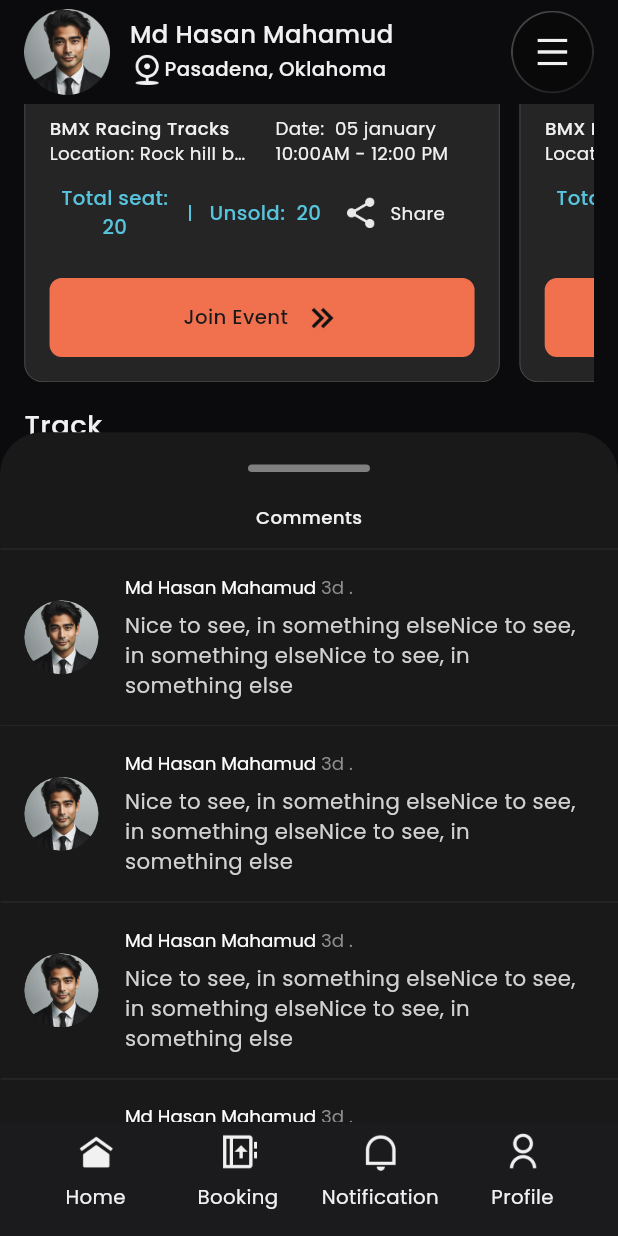
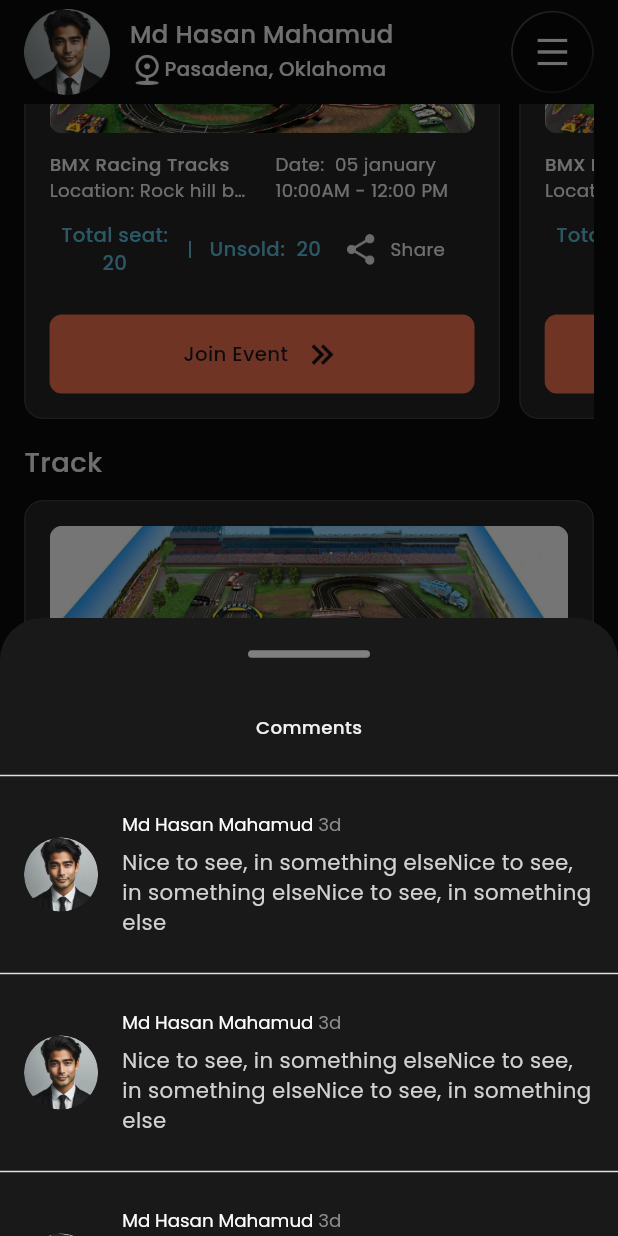
Before and after one commit to moury12/My-Tracks, a Flutter app: the BottomNavigationScreen screen opened by its route, scrolled down 576 dp, after a tap on "120", on a phone screen of 412 x 824 dp. Run offline on Flutter 3.47's test engine with Material 3 defaults, Android fonts, the phone set to English and light mode, and no system bars; our stand-ins replace device_preview, flutter_rating_bar, flutter_screenutil, get, google_fonts, google_maps_flutter and 4 more.

Commit message:
fix: some responsive issue

```diff
--- a/lib/core/binding/auth_binding.dart
+++ b/lib/core/binding/auth_binding.dart
@@ -11,7 +11,7 @@ class AuthBinding extends Bindings{
 }class ProfileBinding extends Bindings{
   @override
   void dependencies() {
-    Get.lazyPut<AuthController>(() => AuthController(), fenix: true);
+    Get.put<ProfileController>( ProfileController(), permanent: true);
 
   }
 
--- a/lib/core/components/custom_textfield.dart
+++ b/lib/core/components/custom_textfield.dart
@@ -125,7 +125,8 @@ class _CustomTextFieldState extends State<CustomTextField> {
             obscureText: widget.isPassword ? obscureText : false,
             validator: widget.validator,
             decoration: InputDecoration(
-              contentPadding:EdgeInsets.symmetric(horizontal: 16.sp, vertical: widget.maxLines!>1?12.h:0), // Adjust vertical padding
+
+              contentPadding:EdgeInsets.symmetric(horizontal: 16.sp, vertical: widget.maxLines!>1?12.sp:12.sp),   // Adjust vertical padding
               fillColor: widget.fillColor,
               isCollapsed: widget.isCollapsed,
               isDense: widget.isDense,
--- a/lib/view/add/create_track.dart
+++ b/lib/view/add/create_track.dart
@@ -30,9 +30,9 @@ class CreateTrackScreen extends StatelessWidget {
             ? AppStaticString.createEvent
             : AppStaticString.createTrack,
       ),
-      body: Padding(
-        padding: padding16,
-        child: SingleChildScrollView(
+      body: SingleChildScrollView(
+        child: Padding(
+          padding: padding16,
           child: Column(
             crossAxisAlignment: CrossAxisAlignment.start,
             spacing: 16.h,
--- a/lib/view/book-track-join-event/book_track_join_event_page.dart
+++ b/lib/view/book-track-join-event/book_track_join_event_page.dart
@@ -49,7 +49,7 @@ class BookTrackJoinEventScreen extends StatelessWidget {
                         itemCount: 5,
                         itemBuilder: (context, index) => BlackContainerWidget(
                           padding: padding16H,
-                          child: Image.asset(dummyEventImgUrl),
+                          child: Image.asset(dummyEventImgUrl,fit: BoxFit.cover,),
                         ),
                       ),
                     ),
--- a/lib/view/booking/booking_management.dart
+++ b/lib/view/booking/booking_management.dart
@@ -16,9 +16,9 @@ class BookingManagementScreen extends StatelessWidget {
   Widget build(BuildContext context) {
     Get.put(BookingManagementController());
 
-    return Padding(
-      padding: padding16,
-      child: SingleChildScrollView(
+    return SingleChildScrollView(
+      child: Padding(
+        padding: padding16,
         child: Column(
           children: [
             Obx(() {
--- a/lib/view/home/user/home_user_page.dart
+++ b/lib/view/home/user/home_user_page.dart
@@ -47,7 +47,7 @@ class HomeUserScreen extends StatelessWidget {
                 ),
               ),
             ),
-
+space12H,
             ///================dynamic banner==================///
             SizedBox(
               height: 150.h,
@@ -59,12 +59,13 @@ class HomeUserScreen extends StatelessWidget {
                   itemBuilder: (_, index) {
                     return Padding(
                       padding: padding6H,
-                      child: Image.asset(HomeUserController.to.pages[index]),
+                      child: Image.asset(HomeUserController.to.pages[index],fit: BoxFit.fill,),
                     );
                   },
                 );
               }),
             ),
+            space12H,
             Center(
               child: SmoothPageIndicator(
                 controller: HomeUserController.to.controller.value,
--- a/lib/view/home/widgets/dynamic_tab_widget.dart
+++ b/lib/view/home/widgets/dynamic_tab_widget.dart
@@ -1,3 +1,5 @@
+import 'dart:ui';
+
 import 'package:flutter/material.dart';
 import 'package:flutter_screenutil/flutter_screenutil.dart';
 import 'package:get/get.dart';
@@ -22,6 +24,7 @@ class DynamicTabWidget extends StatelessWidget {
 
 
     return DefaultTabController(
+
       length: tabs.length,
       // Dynamically set the number of tabs
       child: Column(
@@ -29,7 +32,7 @@ class DynamicTabWidget extends StatelessWidget {
           space16H,
           Obx(() => TabBar(
             // padding: EdgeInsets.zero,
-
+overlayColor: WidgetStatePropertyAll<Color>(AppColors.blackBorderColor),
             // isScrollable: true,
             dividerHeight: 4.h,
             indicatorSize: TabBarIndicatorSize.tab,
--- a/lib/view/home/widgets/event_card_widget.dart
+++ b/lib/view/home/widgets/event_card_widget.dart
@@ -38,6 +38,7 @@ class EventCardWidget extends StatelessWidget {
         child: Column(
           spacing: 12.h,
           mainAxisAlignment: MainAxisAlignment.start,
+          crossAxisAlignment: CrossAxisAlignment.start,
           children: [
             ClipRRect(
                 borderRadius: BorderRadius.circular(8.r),
--- a/lib/view/home/widgets/track_card_widget.dart
+++ b/lib/view/home/widgets/track_card_widget.dart
@@ -156,7 +156,7 @@ class TrackCardWidget extends StatelessWidget {
                             children: List.generate(
                                 5,
                                 (index) => Positioned(
-                                    left: (30 * index).toDouble(),
+                                    left: (30.w * index).toDouble(),
                                     child: const ProfileCircleImageWidget())),
                           ),
                         ),
@@ -191,105 +191,115 @@ class TrackCardWidget extends StatelessWidget {
             Row(
               mainAxisAlignment: MainAxisAlignment.spaceBetween,
               children: [
+                ///================comments==============///
                 OptionWidget(
                   icon: commentIconUrl,
                   function: () {
-                    showBottomSheet(
+                    showModalBottomSheet(
+                      constraints: BoxConstraints.tightForFinite(      height: MediaQuery.of(context).size.height / 2,
+                        width: MediaQuery.of(context).size.width, ),
                       context: context,
-                      builder: (context) => SizedBox(
-                        height: MediaQuery.of(context).size.height / 2,
-                        child: Center(
+                      isScrollControlled: true, // Allows better control of the height and width
+                      builder: (context) => Container(
+                        // height: MediaQuery.of(context).size.height / 2,
+                        width: MediaQuery.of(context).size.width,
+                        decoration: BoxDecoration(
+                          // color: Colors.white, // Background color for the bottom sheet
+                          borderRadius: BorderRadius.vertical(top: Radius.circular(16.0)),
+                        ),
                         child: SingleChildScrollView(
                           child: Column(
-                              // mainAxisAlignment: MainAxisAlignment.center,
+                            crossAxisAlignment: CrossAxisAlignment.center,
+                            mainAxisSize: MainAxisSize.min,
                             children: <Widget>[
-                                Text(
+                              Padding(
+                                padding: const EdgeInsets.all(16.0),
+                                child: Text(
                                   AppStaticString.comments,
                                   style: poppinsMedium.copyWith(
                                     fontSize: getFontSizeSmall(context),
                                   ),
                                 ),
-                                space12H,
-                                Image.asset(horizontalDividerUrl),
+                              ),
+                              Divider(color: Colors.grey[300]),
                               ...List.generate(
                                 5,
                                     (index) => Column(
                                   children: [
                                     Padding(
-                                        padding: padding16,
+                                      padding: const EdgeInsets.all(16.0),
                                       child: Row(
                                         children: [
                                           const ProfileCircleImageWidget(),
-                                            space16W,
+                                          const SizedBox(width: 16.0),
                                           Expanded(
                                             child: Column(
-                                                crossAxisAlignment:
-                                                    CrossAxisAlignment.start,
+                                              crossAxisAlignment: CrossAxisAlignment.start,
                                               children: [
-                                                  ///=======================user name dynamic + duration ========================///
+                                                /// User name and duration
                                                 RichText(
-                                                    text: TextSpan(children: [
+                                                  text: TextSpan(
+                                                    children: [
                                                       TextSpan(
-                                                          text: AppStaticString
-                                                              .dummyName,
-                                                          style: poppinsRegular
-                                                              .copyWith(
-                                                                  fontSize:
-                                                                      getFontSizeSmall(
-                                                                          context))),
+                                                        text: AppStaticString.dummyName,
+                                                        style: poppinsRegular.copyWith(
+                                                          fontSize: getFontSizeSmall(context),
+                                                        ),
+                                                      ),
                                                       TextSpan(
-                                                          text: ' 3d .',
+                                                        text: ' 3d',
                                                         style: poppinsRegular.copyWith(
-                                                              color: AppColors
-                                                                  .normalDarkWhite,
-                                                              fontSize:
-                                                                  getFontSizeSmall(
-                                                                      context))),
-                                                    ]),
+                                                          color: AppColors.normalDarkWhite,
+                                                          fontSize: getFontSizeSmall(context),
                                                         ),
-                                                  space6H,
-
-                                                  ///=======================dynamic comment========================///
+                                                      ),
+                                                    ],
+                                                  ),
+                                                ),
+                                                const SizedBox(height: 6.0),
+                                                /// Comment text
                                                 Text(
                                                   'Nice to see, in something elseNice to see, in something elseNice to see, in something else',
                                                   style: poppinsRegular.copyWith(
-                                                        color: const Color(
-                                                            0xffD2D2D2),
-                                                        fontSize:
-                                                            getFontSizeDefault(
-                                                                context)),
-                                                  )
-                                                ],
+                                                    color: const Color(0xffD2D2D2),
+                                                    fontSize: getFontSizeDefault(context),
                                                   ),
-                                            )
+                                                ),
                                               ],
                                             ),
                                           ),
-                                      Image.asset(horizontalDividerUrl)
                                         ],
                                       ),
-                                )
+                                    ),
+                                    Divider(color: Colors.grey[300]),
+                                  ],
+                                ),
+                              ),
                             ],
                           ),
                         ),
                       ),
-                      ),
                     );
+
                   },
                   text: '120',
                 ),
+                ///================react==============///
+
                 Obx(() {
                   return OptionWidget(
                     function: () {
                       if (react != null) {
-                        react!.value = !react!.value;
+                        react.value = !react.value;
                       }
                     },
                     icon:
-                        react!.value == true ? reactFillIconUrl : reactIconUrl,
+                        react.value == true ? reactFillIconUrl : reactIconUrl,
                     text: '120',
                   );
                 }),
+                ///================map==============///
+
                 OptionWidget(
                   icon: mapIconUrl,
                   text: AppStaticString.map,
@@ -299,6 +309,8 @@ class TrackCardWidget extends StatelessWidget {
                 ),
                 fromManage == true
                     ? const SizedBox.shrink()
+                ///================share==============///
+
                     : OptionWidget(
                         function: () async {
                           await Share.share('Check out this cool Flutter app!');
@@ -323,7 +335,7 @@ class TrackCardWidget extends StatelessWidget {
                           },
                           fillColor: Colors.transparent,
                           borderColor: AppColors.redColor,
-                          height: 48.h,
+                          // height: 48.h,
                           title: AppStaticString.delete,
                           textColor: AppColors.redColor,
                         ),
@@ -357,7 +369,7 @@ class TrackCardWidget extends StatelessWidget {
                               ),
                             );
                           },
-                          height: 48.h,
+                          // height: 48.h,
                           title: AppStaticString.active,
                         ),
                       )
@@ -384,6 +396,8 @@ class TrackCardWidget extends StatelessWidget {
 
   void _showMapBottomSheet(BuildContext context) {
     showModalBottomSheet(
+      constraints: BoxConstraints.tightForFinite(      height: MediaQuery.of(context).size.height / 2,
+        width: MediaQuery.of(context).size.width, ),
       context: context,
       showDragHandle: false,
 
--- a/lib/view/initial/widgets/custom_bottom_navigation.dart
+++ b/lib/view/initial/widgets/custom_bottom_navigation.dart
@@ -47,8 +47,8 @@ class CustomBottomNavBar extends StatelessWidget {
                 },
                 child: Container(
                   padding: padding12,
-                  height: 40.w,
-                  width: 40.w,
+                  // height: 40.w,
+                  // width: 40.w,
                   decoration: BoxDecoration(
                       image: DecorationImage(image: AssetImage(addIconUrl))),
                   child: Image.asset(
--- a/lib/view/notification/notification_screen.dart
+++ b/lib/view/notification/notification_screen.dart
@@ -12,9 +12,9 @@ class NotificationScreen extends StatelessWidget {
 
   @override
   Widget build(BuildContext context) {
-    return Padding(
-      padding: padding16,
-      child: SingleChildScrollView(
+    return SingleChildScrollView(
+      child: Padding(
+        padding: padding16,
         child: Column(
           children: [
             Row(
```
Also changed, not shown: lib/core/components/custom_drop_down_button.dart (+10 -3 lines), lib/view/add/upload_track.dart (+5 -2 lines), lib/view/add/widgets/delete_alert_dialog.dart (+4 -4 lines), lib/view/add/widgets/show_custom_calender_widget.dart (+49 -18 lines). Lines whose indentation alone changed are shown as unchanged.
